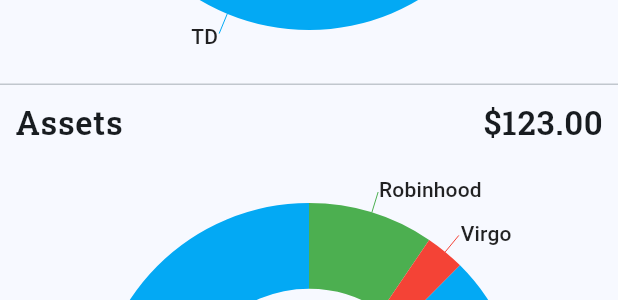
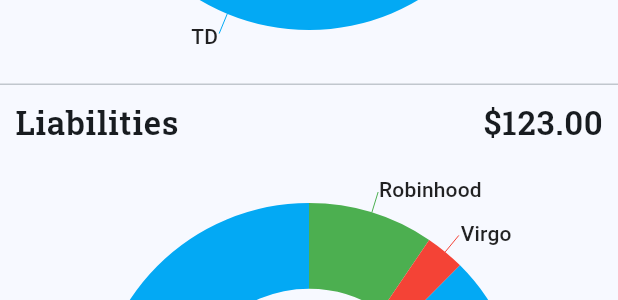
Before and after one commit to riley-x/Libra_Sheet, a Flutter app: the HomeCharts widget shown alone on an empty page, opened directly, scrolled down 383 dp, on a phone screen of 412 x 824 dp. Shown: the part 551-851 px from the top of the screen. Run offline on Flutter 3.47's test engine with Material 3 defaults, Android fonts, the phone set to English and light mode, and no system bars; our stand-ins replace syncfusion_flutter_charts; accounts and stored records are empty.

Commit message:
finish refactor layout builder on home tab

```diff
--- a/lib/tabs/home/chart_with_title.dart
+++ b/lib/tabs/home/chart_with_title.dart
@@ -1,16 +1,16 @@
 import 'package:flutter/material.dart';
 
 class ChartWithTitle extends StatelessWidget {
-  final double height;
+  final double? height;
   final String? textLeft;
   final String? textRight;
   final TextStyle? textStyle;
   final EdgeInsets padding;
   final Widget? child;
 
-  ChartWithTitle(
+  const ChartWithTitle(
       {super.key,
-      required this.height,
+      this.height,
       this.textLeft,
       this.textRight,
       this.textStyle,
@@ -19,9 +19,7 @@ class ChartWithTitle extends StatelessWidget {
 
   @override
   Widget build(BuildContext context) {
-    return SizedBox(
-      height: height,
-      child: Padding(
+    Widget main = Padding(
       padding: const EdgeInsets.symmetric(horizontal: 10) + padding,
       child: Column(
         children: [
@@ -44,7 +42,14 @@ class ChartWithTitle extends StatelessWidget {
           if (child != null) Expanded(child: child!),
         ],
       ),
-      ),
     );
+    if (height != null)
+      return SizedBox(
+        height: height,
+        child: main,
+      );
+    else {
+      return main;
     }
   }
+}
--- a/lib/tabs/home/home_charts.dart
+++ b/lib/tabs/home/home_charts.dart
@@ -13,9 +13,9 @@ class HomeCharts extends StatelessWidget {
   Widget build(BuildContext context) {
     return LayoutBuilder(builder: (context, constraints) {
       const minChartHeight = 400.0;
-      final pieChartsAligned = constraints.maxWidth > 2 * minChartHeight + 50;
-      if (pieChartsAligned && constraints.maxHeight > 2 * minChartHeight + 50) {
-        return Placeholder();
+      final pieChartsAligned = constraints.maxWidth > 2 * minChartHeight + 16;
+      if (pieChartsAligned && constraints.maxHeight > 2 * minChartHeight + 16) {
+        return const _ExpandedCharts();
       } else {
         return _ListCharts(
           chartHeight: minChartHeight,
@@ -34,15 +34,13 @@ class _ExpandedCharts extends StatelessWidget {
   Widget build(BuildContext context) {
     return Column(
       children: [
+        Expanded(child: _NetWorthGraph(null)),
+        Container(
+          height: 1,
+          color: Theme.of(context).colorScheme.outlineVariant,
+        ),
         Expanded(
-          child: ChartWithTitle(
-            height: 300,
-            textLeft: 'Net Worth',
-            textRight: 13413418374.dollarString(),
-            textStyle: Theme.of(context).textTheme.headlineMedium,
-            padding: const EdgeInsets.only(top: 10),
-            child: TestGraph(),
-          ),
+          child: _alignedPies(null, context)[0],
         ),
       ],
     );
@@ -63,77 +61,9 @@ class _ListCharts extends StatelessWidget {
 
   @override
   Widget build(BuildContext context) {
-    List<Widget> pieChildren = (pieChartsAligned)
-        ? [
-            Row(
-              mainAxisAlignment: MainAxisAlignment.spaceAround,
-              children: [
-                Expanded(
-                  child: ChartWithTitle(
-                    height: chartHeight,
-                    textLeft: 'Assets',
-                    textRight: '\$123.00',
-                    textStyle: Theme.of(context).textTheme.headlineMedium,
-                    padding: const EdgeInsets.only(top: 10),
-                    child: TestPie(),
-                  ),
-                ),
-                Container(
-                  width: 1,
-                  height: chartHeight,
-                  color: Theme.of(context).colorScheme.outlineVariant,
-                ),
-                const SizedBox(height: 10),
-                Expanded(
-                  child: ChartWithTitle(
-                    height: chartHeight,
-                    textLeft: 'Assets',
-                    textRight: '\$123.00',
-                    textStyle: Theme.of(context).textTheme.headlineMedium,
-                    padding: const EdgeInsets.only(top: 10),
-                    child: TestPie(),
-                  ),
-                ),
-              ],
-            ),
-          ]
-        : [
-            Center(
-              child: ChartWithTitle(
-                height: chartHeight,
-                textLeft: 'Assets',
-                textRight: '\$123.00',
-                textStyle: Theme.of(context).textTheme.headlineMedium,
-                padding: const EdgeInsets.only(top: 10),
-                child: TestPie(),
-              ),
-            ),
-            Container(
-              height: 1,
-              color: Theme.of(context).colorScheme.outlineVariant,
-            ),
-            Center(
-              child: ChartWithTitle(
-                height: chartHeight,
-                textLeft: 'Assets',
-                textRight: '\$123.00',
-                textStyle: Theme.of(context).textTheme.headlineMedium,
-                padding: const EdgeInsets.only(top: 10),
-                child: TestPie(),
-              ),
-            ),
-          ];
-
     return ListView(
       children: [
-        ChartWithTitle(
-          height: chartHeight,
-          textLeft: 'Net Worth',
-          textRight: 13413418374.dollarString(),
-          textStyle: Theme.of(context).textTheme.headlineMedium,
-          padding: const EdgeInsets.only(top: 10),
-          child: TestGraph(),
-        ),
+        _NetWorthGraph(chartHeight),
         const SizedBox(height: 5),
         Container(
           height: 1,
@@ -141,8 +71,93 @@ class _ListCharts extends StatelessWidget {
         ),
 
         /// Don't add padding here or else the vertical grid lines won't be tight
-        ...pieChildren,
+        if (pieChartsAligned) ..._alignedPies(chartHeight, context),
+        if (!pieChartsAligned) ..._verticalPies(chartHeight, context),
       ],
     );
   }
 }
+
+List<Widget> _alignedPies(double? height, BuildContext context) {
+  return [
+    Row(
+      mainAxisAlignment: MainAxisAlignment.spaceAround,
+      children: [
+        Expanded(child: _AssetsPie(height)),
+        Container(
+          width: 1,
+          height: height,
+          color: Theme.of(context).colorScheme.outlineVariant,
+        ),
+        const SizedBox(height: 10),
+        Expanded(child: _LiabilitiesPie(height)),
+      ],
+    ),
+  ];
+}
+
+List<Widget> _verticalPies(double height, BuildContext context) {
+  return [
+    Center(child: _AssetsPie(height)),
+    Container(
+      height: 1,
+      color: Theme.of(context).colorScheme.outlineVariant,
+    ),
+    Center(child: _LiabilitiesPie(height)),
+  ];
+}
+
+class _NetWorthGraph extends StatelessWidget {
+  const _NetWorthGraph(
+    this.height, {
+    super.key,
+  });
+
+  final double? height;
+
+  @override
+  Widget build(BuildContext context) {
+    return ChartWithTitle(
+      height: height,
+      textLeft: 'Net Worth',
+      textRight: 13413418374.dollarString(),
+      textStyle: Theme.of(context).textTheme.headlineMedium,
+      padding: const EdgeInsets.only(top: 10),
+      child: TestGraph(),
+    );
+  }
+}
+
+class _AssetsPie extends StatelessWidget {
+  final double? height;
+  const _AssetsPie(this.height, {super.key});
+
+  @override
+  Widget build(BuildContext context) {
+    return ChartWithTitle(
+      height: height,
+      textLeft: 'Assets',
+      textRight: '\$123.00',
+      textStyle: Theme.of(context).textTheme.headlineMedium,
+      padding: const EdgeInsets.only(top: 10),
+      child: TestPie(),
+    );
+  }
+}
+
+class _LiabilitiesPie extends StatelessWidget {
+  final double? height;
+  const _LiabilitiesPie(this.height, {super.key});
+
+  @override
+  Widget build(BuildContext context) {
+    return ChartWithTitle(
+      height: height,
+      textLeft: 'Liabilities',
+      textRight: '\$123.00',
+      textStyle: Theme.of(context).textTheme.headlineMedium,
+      padding: const EdgeInsets.only(top: 10),
+      child: TestPie(),
+    );
+  }
+}
```
Lines whose indentation alone changed are shown as unchanged.
